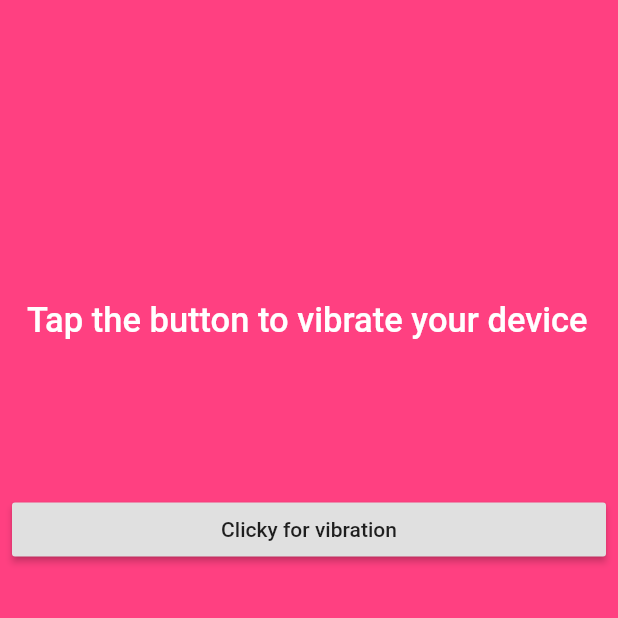
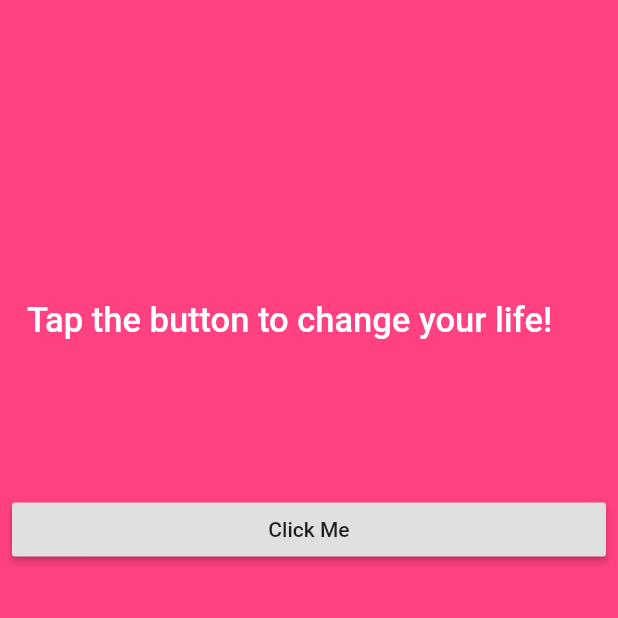
Before and after one commit to Nash0x7E2/Flutter-method-channel-tutorial, a Flutter app: the screen it shows after launch, on a phone screen of 412 x 824 dp, the top half of it. Run offline on Flutter 3.47's test engine with Material 2 defaults, Android fonts, the phone set to English and light mode, and no system bars.

Commit message:
Modified files to relect that of the code used in the post

```diff
--- a/lib/main.dart
+++ b/lib/main.dart
@@ -1,7 +1,6 @@
-import 'dart:async';
-
 import 'package:flutter/material.dart';
 import 'package:flutter/services.dart';
+import 'dart:async';
 
 void main() {
   runApp(new MaterialApp(
@@ -19,9 +18,8 @@ class PlatformTestBody extends StatefulWidget {
 }
 
 class PlatformTestBodyState extends State<PlatformTestBody> {
-  static const platform =
-      const MethodChannel('com.example.flutternativetut/vibration');
-  String duration;
+  static const platformMethodChannel = const MethodChannel('com.test/test');
+  String nativeMessage = '';
   @override
   Widget build(BuildContext context) {
     return new Container(
@@ -32,7 +30,7 @@ class PlatformTestBodyState extends State<PlatformTestBody> {
           new Padding(
             padding: const EdgeInsets.only(left: 18.0, top: 200.0),
             child: new Text(
-              'Tap the button to vibrate your device',
+              'Tap the button to change your life!',
               style: new TextStyle(
                   color: Colors.white,
                   fontWeight: FontWeight.w500,
@@ -42,8 +40,18 @@ class PlatformTestBodyState extends State<PlatformTestBody> {
           new Padding(
             padding: const EdgeInsets.only(left: 8.0, right: 8.0, top: 102.0),
             child: new RaisedButton(
-              child: new Text('Clicky for vibration'),
-              onPressed: () => _vibratePhone(),
+              child: new Text('Click Me'),
+              onPressed: () => doNativeSuff(),
+            ),
+          ),
+          new Padding(
+            padding: const EdgeInsets.only(left: 8.0, right: 8.0, top: 102.0),
+            child: new Text(
+              nativeMessage,
+              style: new TextStyle(
+                  color: Colors.white,
+                  fontWeight: FontWeight.w500,
+                  fontSize: 23.0),
             ),
           )
         ],
@@ -51,14 +59,29 @@ class PlatformTestBodyState extends State<PlatformTestBody> {
     );
   }
 
-  Future<String> _vibratePhone() async {
-    String message;
-
+  Future<Null> doNativeSuff() async {
+    String _message;
+    // try {
+    //   final String result =
+    //       await platformMethodChannel.invokeMethod('changeLife');
+    //   _message = result;
+    //   print(result);
+    // } on PlatformException catch (e) {
+    //   _message = "Sadly I can not change your life: ${e.message}.";
+    // }
+    // setState(() {
+    //     nativeMessage = _message;
+    // });
     try {
-      message = await platform.invokeMethod('vibrateDevice');
+      final String result =
+          await platformMethodChannel.invokeMethod('vibrateDevice');
+      _message = result;
+      print(result);
     } on PlatformException catch (e) {
-      print(e);
+      _message = "Sadly I can not change your life: ${e.message}.";
     }
-    return message;
+    setState(() {
+      nativeMessage = _message;
+    });
   }
 }
```
Also changed, not shown: blog/ss1.png (added), 3 other files.
